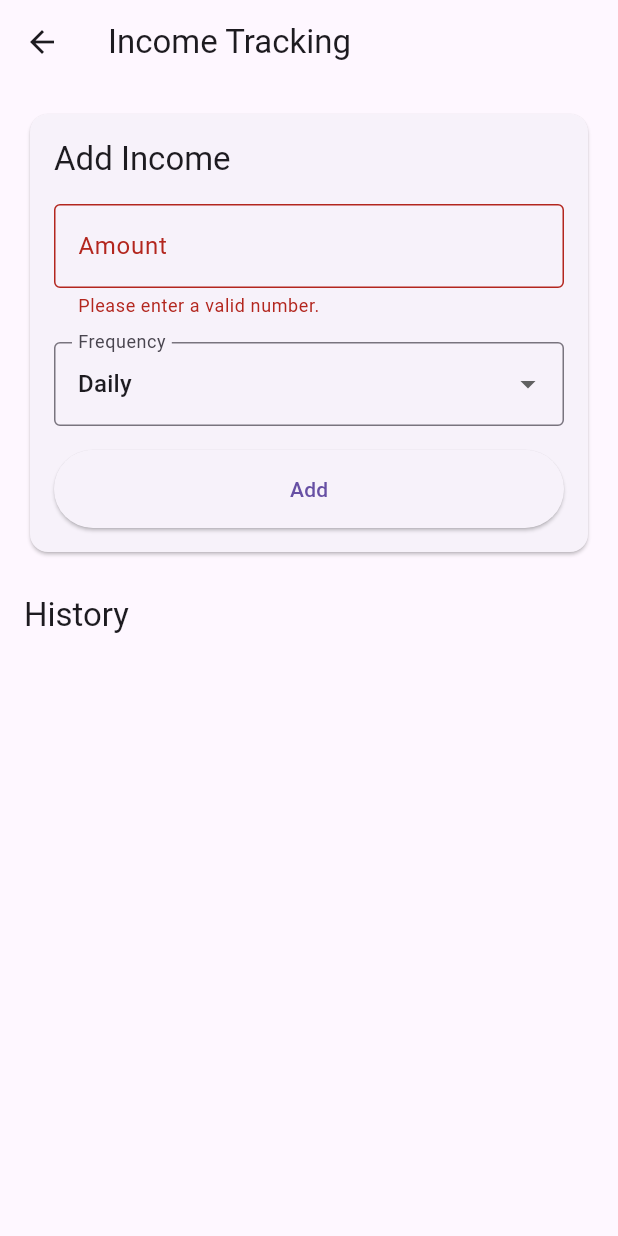
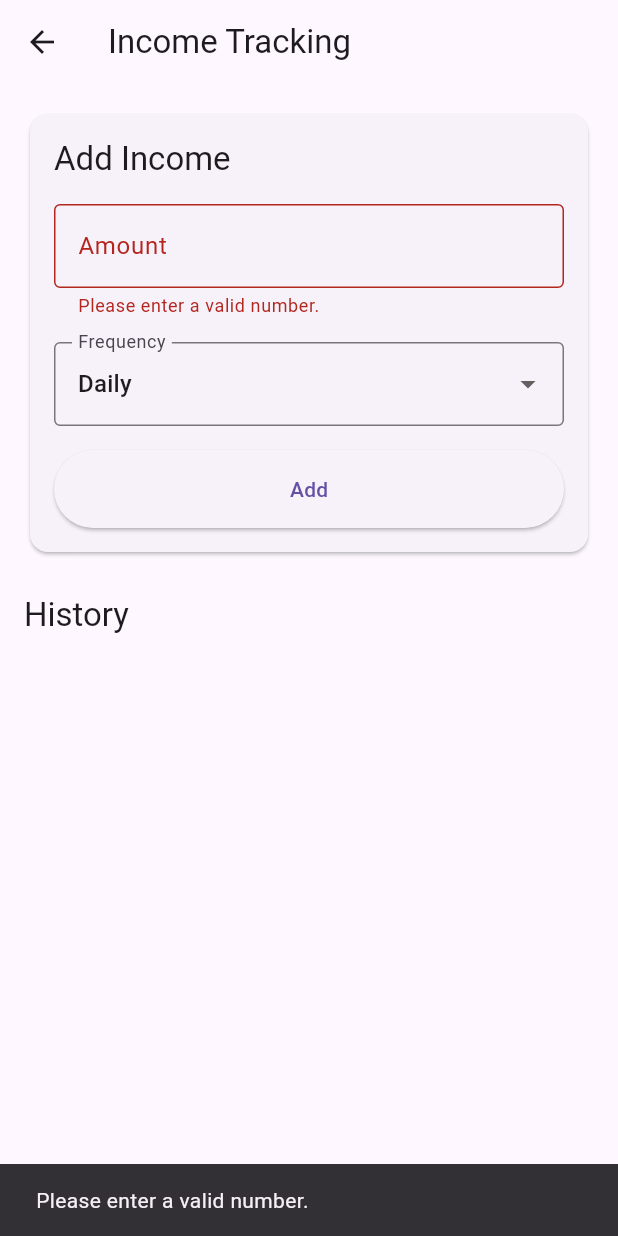
Before and after one commit to chris6896/personal_finance_tracker, a Flutter app: the IncomeTrackingScreen screen opened directly with empty values, after a tap on "Add", on a phone screen of 412 x 824 dp. Run offline on Flutter 3.47's test engine with Material 3 defaults, Android fonts, the phone set to English and light mode, and no system bars; our stand-ins replace sqflite; accounts and stored records are empty.

```diff
--- a/lib/income_tracking_screen.dart
+++ b/lib/income_tracking_screen.dart
@@ -24,15 +24,16 @@ class _IncomeTrackingScreenState extends State<IncomeTrackingScreen> {
     _loadIncome();
   }
 
-  void _loadIncome() async {
+  Future<void> _loadIncome() async {
     final db = DatabaseHelper();
     final incomeList = await db.getUserIncome(widget.userId);
+
     setState(() {
       _incomeHistory = incomeList.map((income) => IncomeEntry.fromMap(income)).toList();
     });
   }
 
-  void _addOrUpdateIncome() async {
+  Future<void> _addOrUpdateIncome() async {
     String input = _incomeController.text;
     if (_isValidNumber(input)) {
       final amount = double.parse(input);
@@ -40,24 +41,56 @@ class _IncomeTrackingScreenState extends State<IncomeTrackingScreen> {
         'amount': amount,
         'date': DateTime.now().toIso8601String(),
         'frequency': _selectedFrequency,
+        'name': 'Income',  // Add a default name if needed
       };
       final db = DatabaseHelper();
 
-      if (_editingEntry != null) {
-        // Update existing entry
-        await db.insertIncome(widget.userId, incomeData);
-      } else {
-        // Add new entry
-        await db.insertIncome(widget.userId, incomeData);
+      try {
+        int result;
+        if (_editingEntry != null) {
+          result = await db.insertIncome(widget.userId, incomeData);
+          ScaffoldMessenger.of(context).showSnackBar(
+            SnackBar(content: Text("Income updated successfully!")),
+          );
+          _editingEntry = null;
+        } else {
+          result = await db.insertIncome(widget.userId, incomeData);
+          ScaffoldMessenger.of(context).showSnackBar(
+            SnackBar(content: Text("Income added successfully!")),
+          );
+        }
+
+        if (result == -1) {
+          ScaffoldMessenger.of(context).showSnackBar(
+            SnackBar(content: Text("Failed to save income entry. Please try again.")),
+          );
+        } else {
+          await _loadIncome();
+          _resetForm();
+        }
+
+      } catch (e) {
+        ScaffoldMessenger.of(context).showSnackBar(
+          SnackBar(content: Text("An error occurred: $e")),
+        );
       }
-
-      _loadIncome(); // Reload income after addition/update
-      _resetForm();
     } else {
       setState(() {
         _errorMessage = "Please enter a valid number.";
       });
+      ScaffoldMessenger.of(context).showSnackBar(
+        SnackBar(content: Text(_errorMessage!)),
+      );
     }
+  }
+
+  Future<void> _deleteIncome(IncomeEntry entry) async {
+    final db = DatabaseHelper();
+    await db.deleteIncome(entry.id);
+    ScaffoldMessenger.of(context).showSnackBar(
+      SnackBar(content: Text("Income deleted successfully!")),
+    );
+    await _loadIncome();
   }
 
   bool _isValidNumber(String input) {
@@ -71,10 +104,16 @@ class _IncomeTrackingScreenState extends State<IncomeTrackingScreen> {
       _incomeController.text = entry.amount.toString();
       _selectedFrequency = entry.frequency;
     });
+    ScaffoldMessenger.of(context).showSnackBar(
+      SnackBar(content: Text("Editing income entry...")),
+    );
   }
 
   void _cancelEditing() {
     _resetForm();
+    ScaffoldMessenger.of(context).showSnackBar(
+      SnackBar(content: Text("Editing canceled")),
+    );
   }
 
   void _resetForm() {
@@ -216,12 +255,7 @@ class _IncomeTrackingScreenState extends State<IncomeTrackingScreen> {
                           IconButton(
                             icon: Icon(Icons.delete),
                             onPressed: () {
-                              setState(() {
-                                _incomeHistory.removeAt(index);
-                                if (_editingEntry == entry) {
-                                  _cancelEditing();
-                                }
-                              });
+                              _deleteIncome(entry);
                             },
                           ),
                         ],
@@ -239,11 +273,13 @@ class _IncomeTrackingScreenState extends State<IncomeTrackingScreen> {
 }
 
 class IncomeEntry {
+  final int id;
   final DateTime date;
   final double amount;
   final String frequency;
 
   IncomeEntry({
+    required this.id,
     required this.date,
     required this.amount,
     required this.frequency,
@@ -251,6 +287,7 @@ class IncomeEntry {
 
   static IncomeEntry fromMap(Map<String, dynamic> map) {
     return IncomeEntry(
+      id: map['id'],
       date: DateTime.parse(map['date']),
       amount: map['amount'],
       frequency: map['frequency'],
```
Also changed, not shown: lib/database_helper.dart (+9 -0 lines).
